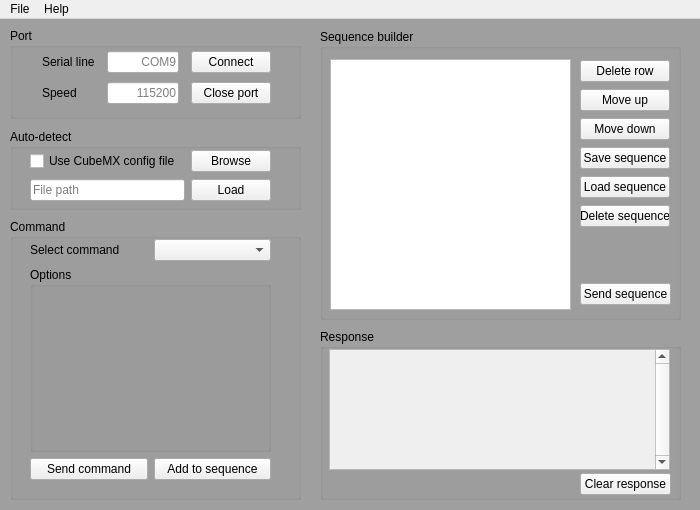
First picture: the form in pyQt/stm_gui.ui, repository AdamStork/dipterv, before the edit.
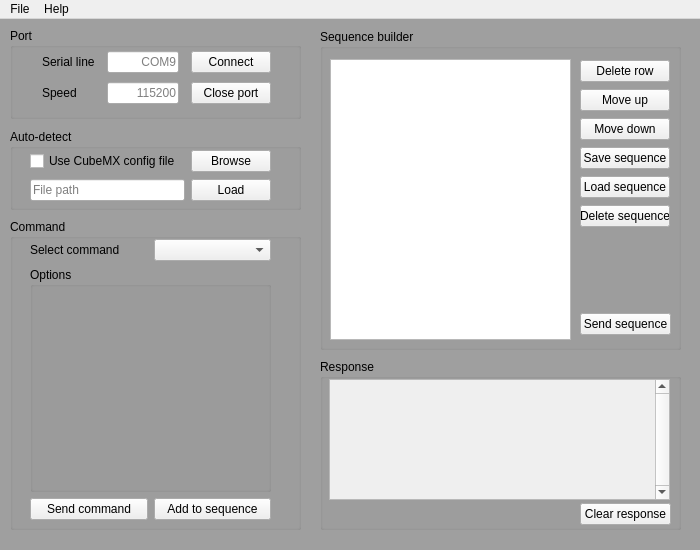
Second picture: the form after the edit.

Commit message: GUI options update: ADC, I2C, SPI, GPIO digital

What changed in the file:
```diff
--- a/pyQt/stm_gui.ui
+++ b/pyQt/stm_gui.ui
@@ -7,7 +7,7 @@
     <x>0</x>
     <y>0</y>
     <width>700</width>
-    <height>510</height>
+    <height>550</height>
    </rect>
   </property>
   <property name="sizePolicy">
@@ -19,13 +19,13 @@
   <property name="minimumSize">
    <size>
     <width>700</width>
-    <height>510</height>
+    <height>550</height>
    </size>
   </property>
   <property name="maximumSize">
    <size>
     <width>700</width>
-    <height>510</height>
+    <height>550</height>
    </size>
   </property>
   <property name="windowTitle">
@@ -165,7 +165,7 @@
       <x>10</x>
       <y>200</y>
       <width>291</width>
-      <height>281</height>
+      <height>311</height>
      </rect>
     </property>
     <property name="title">
@@ -177,7 +177,7 @@
        <x>20</x>
        <y>20</y>
        <width>241</width>
-       <height>241</height>
+       <height>281</height>
       </rect>
      </property>
      <layout class="QGridLayout" name="cmd_layout">
@@ -231,7 +231,7 @@
            <x>10</x>
            <y>20</y>
            <width>211</width>
-           <height>151</height>
+           <height>201</height>
           </rect>
          </property>
          <layout class="QGridLayout" name="options_layout"/>
@@ -252,7 +252,7 @@
     <property name="geometry">
      <rect>
       <x>320</x>
-      <y>310</y>
+      <y>340</y>
       <width>361</width>
       <height>171</height>
      </rect>
@@ -383,7 +383,7 @@
       <x>320</x>
       <y>10</y>
       <width>361</width>
-      <height>291</height>
+      <height>321</height>
      </rect>
     </property>
     <property name="title">
@@ -449,7 +449,7 @@
        <x>10</x>
        <y>30</y>
        <width>241</width>
-       <height>251</height>
+       <height>281</height>
       </rect>
      </property>
      <layout class="QVBoxLayout" name="sequence_list_layout">
@@ -462,7 +462,7 @@
      <property name="geometry">
       <rect>
        <x>260</x>
-       <y>250</y>
+       <y>280</y>
        <width>91</width>
        <height>31</height>
       </rect>
```
The commit also changes 6 other files.
